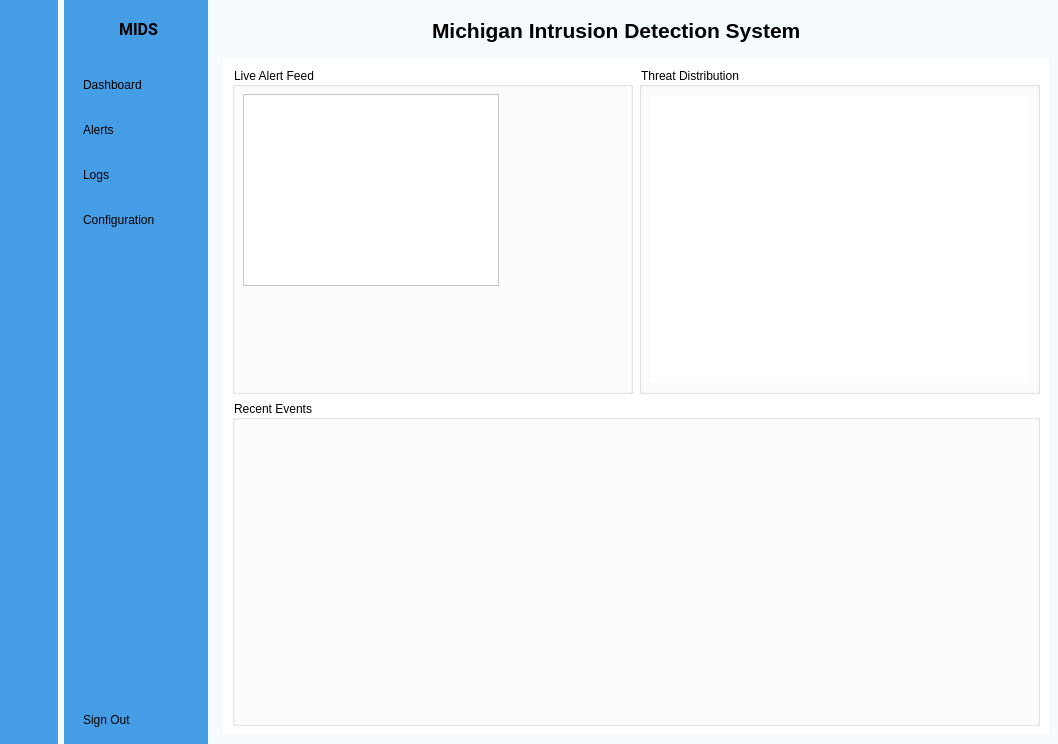
Before: the Qt Designer form dashboard.ui in k-olmst02/MIDS, drawn with Qt 5.
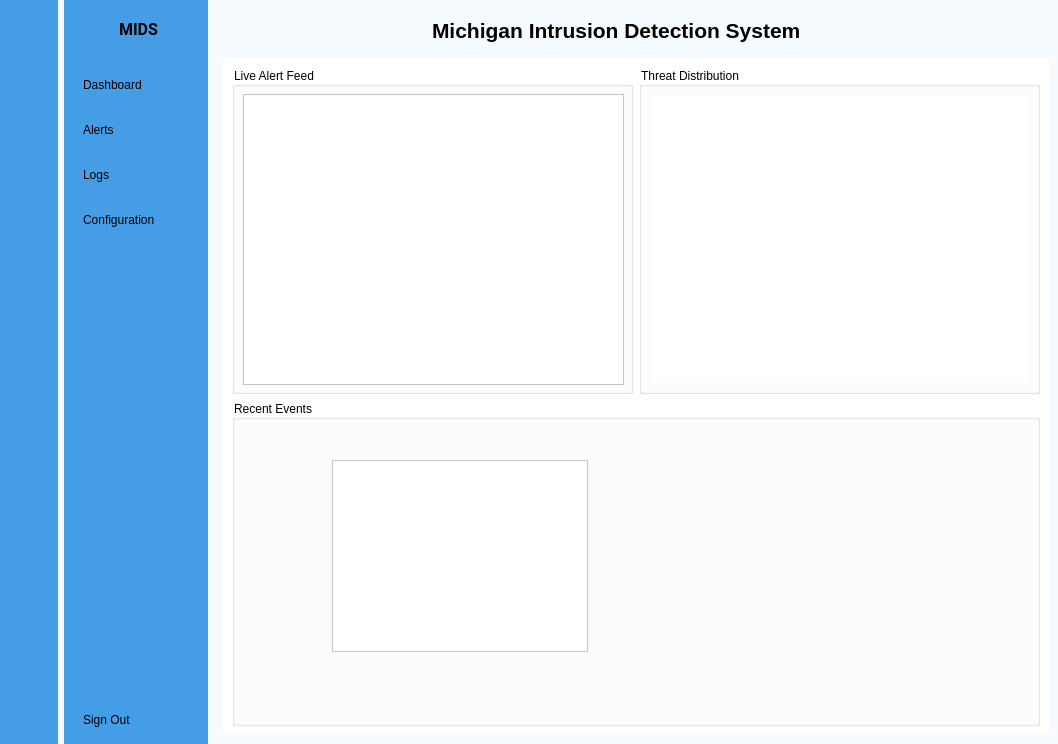
After: the same form once the commit is applied. Icons and pictures are not drawn.

Commit message: dashboard finished

Diff of the .ui file:
```diff
--- a/dashboard.ui
+++ b/dashboard.ui
@@ -202,8 +202,8 @@
                <rect>
                 <x>11</x>
                 <y>27</y>
-                <width>256</width>
-                <height>192</height>
+                <width>381</width>
+                <height>291</height>
                </rect>
               </property>
               <property name="autoFillBackground">
@@ -217,6 +217,16 @@
              <property name="title">
               <string>Recent Events</string>
              </property>
+             <widget class="QTableView" name="recentEventsTable">
+              <property name="geometry">
+               <rect>
+                <x>100</x>
+                <y>60</y>
+                <width>256</width>
+                <height>192</height>
+               </rect>
+              </property>
+             </widget>
             </widget>
            </item>
           </layout>
```
Left out of the diff: 12 changed lines with no effect on the pictures. The commit also changes 6 other files.
